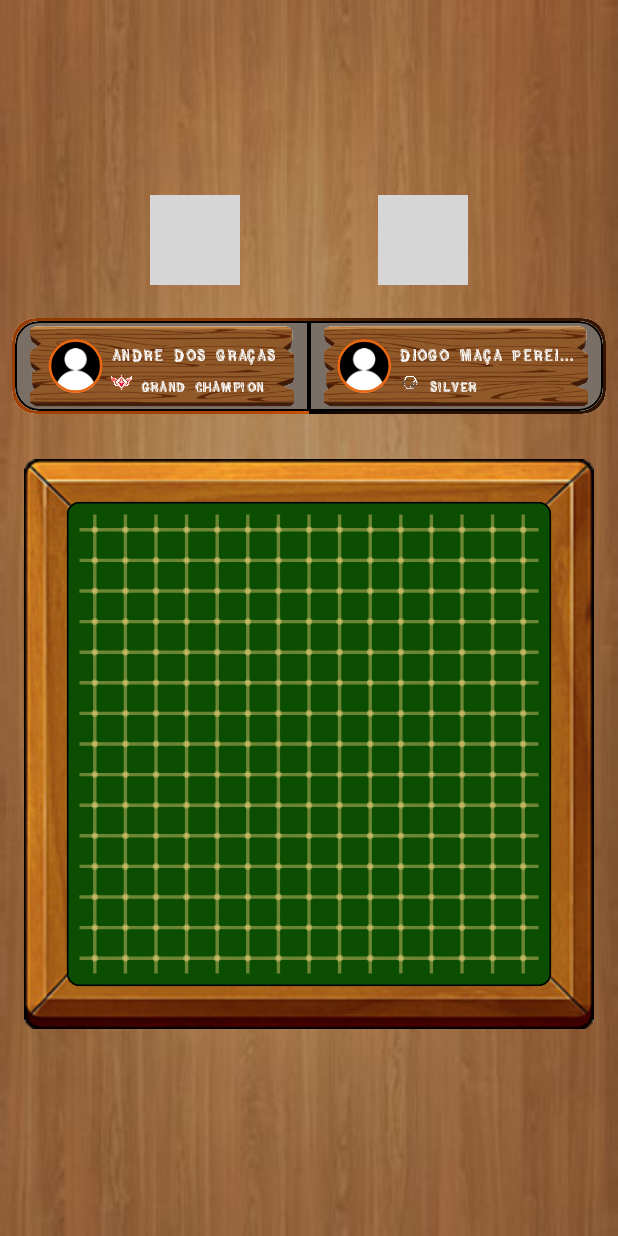
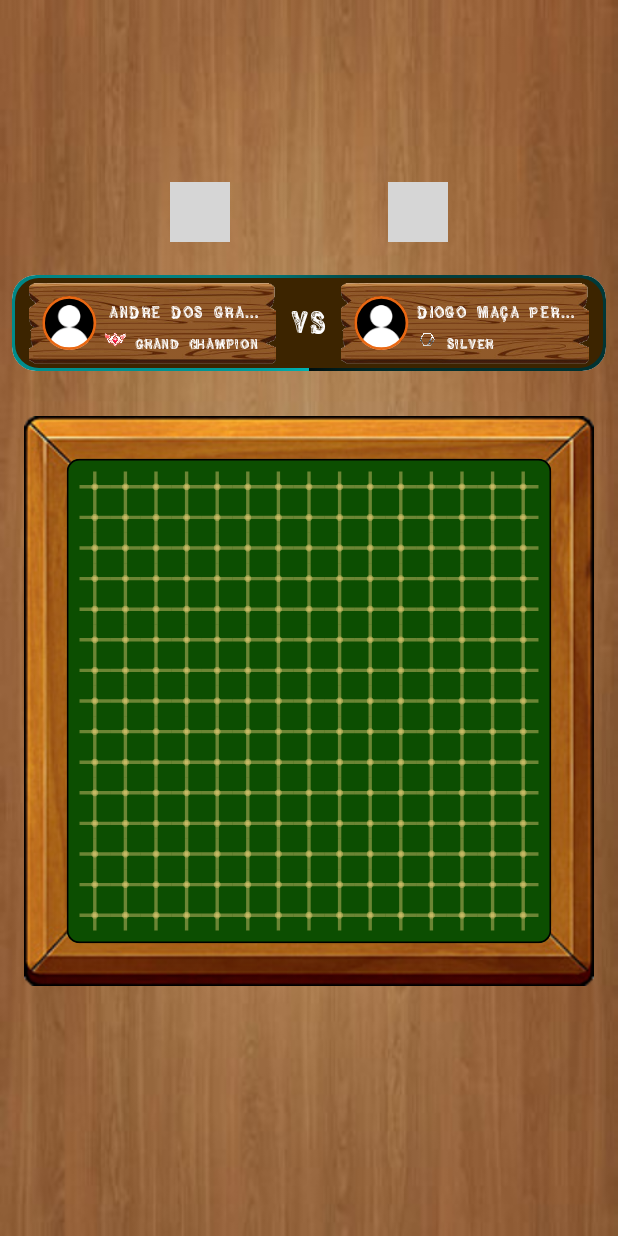
Before and after one commit to AndreGraca3/Gomoku-Royale-mobile, an Android app built with Jetpack Compose: the @Preview function MatchScreenPreview, on a phone screen of 412 x 824 dp. Run offline under Robolectric (Android 15) with nearby library versions, the phone set to English and light mode, and no system bars; grey boxes are pictures that could not be loaded.

Commit message:
Added AnimatedBorderCard and finished BoardView.

```diff
--- a/app/src/main/java/pt/isel/gomoku/ui/components/AnimatedBorderCard.kt
+++ b/app/src/main/java/pt/isel/gomoku/ui/components/AnimatedBorderCard.kt
@@ -1,45 +1,43 @@
 package pt.isel.gomoku.ui.components
 
+import androidx.compose.animation.animateColorAsState
 import androidx.compose.animation.core.LinearEasing
-import androidx.compose.animation.core.RepeatMode
-import androidx.compose.animation.core.animateFloat
 import androidx.compose.animation.core.animateFloatAsState
-import androidx.compose.animation.core.infiniteRepeatable
-import androidx.compose.animation.core.rememberInfiniteTransition
 import androidx.compose.animation.core.tween
-import androidx.compose.foundation.clickable
-import androidx.compose.foundation.layout.fillMaxWidth
 import androidx.compose.foundation.layout.padding
 import androidx.compose.foundation.shape.RoundedCornerShape
-import androidx.compose.material3.MaterialTheme
 import androidx.compose.material3.Surface
 import androidx.compose.runtime.Composable
 import androidx.compose.runtime.getValue
 import androidx.compose.ui.Modifier
 import androidx.compose.ui.draw.clip
 import androidx.compose.ui.draw.drawWithContent
-import androidx.compose.ui.geometry.Offset
 import androidx.compose.ui.graphics.BlendMode
 import androidx.compose.ui.graphics.Brush
 import androidx.compose.ui.graphics.Color
 import androidx.compose.ui.graphics.drawscope.rotate
 import androidx.compose.ui.unit.Dp
 import androidx.compose.ui.unit.dp
-import java.util.Collections.rotate
 
 @Composable
 fun AnimatedBorderCard(
     modifier: Modifier = Modifier,
     shape: RoundedCornerShape = RoundedCornerShape(size = 0.dp),
     borderWidth: Dp = 2.dp,
-    gradient: Brush = Brush.sweepGradient(
-        listOf(Color(204, 83, 3, 255), Color.Transparent)
-    ),
+    borderLeftColor: Color,
+    borderRightColor: Color = borderLeftColor,
+    backgroundColor: Color,
     animationDuration: Int = 300,
     isLeft: Boolean = true,
-    onCardClick: () -> Unit = {},
     content: @Composable () -> Unit
 ) {
+
+    val borderColor by animateColorAsState(
+        targetValue = if (isLeft) borderLeftColor else borderRightColor,
+        animationSpec = tween(durationMillis = animationDuration, easing = LinearEasing),
+        label = ""
+    )
+
     val degrees by animateFloatAsState(
         targetValue = if (isLeft) 90f else 270f,
         animationSpec = tween(durationMillis = animationDuration, easing = LinearEasing),
@@ -48,27 +46,33 @@ fun AnimatedBorderCard(
 
     Surface(
         modifier = modifier
-            .clip(shape)
-            .clickable { onCardClick() },
+            .clip(shape),
         shape = shape
     ) {
         Surface(
+            color = backgroundColor,
             modifier = Modifier
                 .padding(borderWidth)
                 .drawWithContent {
                     rotate(degrees = degrees) {
                         drawCircle(
-                            brush = gradient,
+                            brush = borderColor.getBrushGradient(),
                             radius = size.width,
                             blendMode = BlendMode.SrcIn,
                         )
                     }
                     drawContent()
                 },
-            color = MaterialTheme.colorScheme.surface,
             shape = shape
         ) {
             content()
         }
     }
 }
+
+fun Color.getBrushGradient() = Brush.sweepGradient(
+    listOf(
+        this.copy(alpha = .7F),
+        this.copy(alpha = .05F)
+    ),
+)
--- a/app/src/main/java/pt/isel/gomoku/ui/components/AnimatedImageButton.kt
+++ b/app/src/main/java/pt/isel/gomoku/ui/components/buttons/AnimatedImageButton.kt
@@ -1,4 +1,4 @@
-package pt.isel.gomoku.ui.components
+package pt.isel.gomoku.ui.components.buttons
 
 import androidx.compose.animation.core.animateFloatAsState
 import androidx.compose.animation.core.tween
--- a/app/src/main/java/pt/isel/gomoku/ui/components/RoundButton.kt
+++ b/app/src/main/java/pt/isel/gomoku/ui/components/buttons/RoundButton.kt
@@ -1,4 +1,4 @@
-package pt.isel.gomoku.ui.components
+package pt.isel.gomoku.ui.components.buttons
 
 import androidx.compose.material3.Button
 import androidx.compose.runtime.Composable
--- a/app/src/main/java/pt/isel/gomoku/ui/screens/home/MainActivity.kt
+++ b/app/src/main/java/pt/isel/gomoku/ui/screens/home/MainActivity.kt
@@ -3,21 +3,8 @@ package pt.isel.gomoku.ui.screens.home
 import android.os.Bundle
 import androidx.activity.ComponentActivity
 import androidx.activity.compose.setContent
-import androidx.activity.viewModels
-import androidx.compose.foundation.layout.Box
-import androidx.compose.foundation.layout.fillMaxSize
-import androidx.compose.runtime.getValue
-import androidx.compose.runtime.mutableStateOf
-import androidx.compose.runtime.remember
-import androidx.compose.ui.Alignment
-import androidx.compose.ui.Modifier
 import androidx.core.splashscreen.SplashScreen.Companion.installSplashScreen
-import pt.isel.gomoku.domain.Match
-import pt.isel.gomoku.domain.User
 import pt.isel.gomoku.ui.screens.match.MatchActivity
-import pt.isel.gomoku.ui.screens.match.MatchScreen
-import pt.isel.gomoku.ui.screens.match.MatchScreenViewModel
-import pt.isel.gomoku.ui.theme.GomokuTheme
 
 class MainActivity : ComponentActivity() {
     override fun onCreate(savedInstanceState: Bundle?) {
@@ -29,11 +16,10 @@ class MainActivity : ComponentActivity() {
             }
         }
         setContent {
-            /*MainScreen(
+            MainScreen(
                 onBackRequested = { finish() },
                 onMatchRequested = { MatchActivity.navigateTo(this) }
-            )*/
-            MatchScreen()
+            )
         }
     }
 }
--- a/app/src/main/java/pt/isel/gomoku/ui/screens/home/MainScreen.kt
+++ b/app/src/main/java/pt/isel/gomoku/ui/screens/home/MainScreen.kt
@@ -19,7 +19,7 @@ import androidx.compose.ui.graphics.graphicsLayer
 import androidx.compose.ui.platform.LocalContext
 import androidx.compose.ui.text.style.TextMotion
 import pt.isel.gomoku.R
-import pt.isel.gomoku.ui.components.RoundButton
+import pt.isel.gomoku.ui.components.buttons.RoundButton
 import pt.isel.gomoku.ui.theme.GomokuTheme
 import pt.isel.gomoku.utils.playSound
 
@@ -27,6 +27,10 @@ import pt.isel.gomoku.utils.playSound
 fun MainScreen(onBackRequested: () -> Unit = {}, onMatchRequested: () -> Unit = {}) {
 
     val ctx = LocalContext.current
+
+    /*LaunchedEffect(key1 = Unit) {
+    playSound(ctx, R.raw.background_music) // music stops after plays, why?
+    }*/
 
     val infiniteTransition = rememberInfiniteTransition(label = "infinite transition")
     val scale by infiniteTransition.animateFloat(
--- a/app/src/main/java/pt/isel/gomoku/ui/screens/match/MatchActivity.kt
+++ b/app/src/main/java/pt/isel/gomoku/ui/screens/match/MatchActivity.kt
@@ -6,8 +6,6 @@ import android.os.Bundle
 import androidx.activity.ComponentActivity
 import androidx.activity.compose.setContent
 import androidx.activity.viewModels
-import pt.isel.gomoku.R
-import pt.isel.gomoku.utils.playSound
 import pt.isel.gomoku.utils.viewModelInit
 
 class MatchActivity : ComponentActivity() {
--- a/app/src/main/java/pt/isel/gomoku/ui/screens/match/MatchScreen.kt
+++ b/app/src/main/java/pt/isel/gomoku/ui/screens/match/MatchScreen.kt
@@ -24,18 +24,18 @@ import pt.isel.gomoku.R
 import pt.isel.gomoku.domain.Match
 import pt.isel.gomoku.domain.User
 import pt.isel.gomoku.domain.board.BoardRun
-import pt.isel.gomoku.ui.components.AnimatedImageButton
+import pt.isel.gomoku.ui.components.buttons.AnimatedImageButton
 import pt.isel.gomoku.ui.screens.match.board.BoardView
 import pt.isel.gomoku.ui.screens.match.player.PlayerPlankRow
 import pt.isel.gomoku.ui.theme.GomokuTheme
 import pt.isel.gomoku.utils.playSound
 
 @Composable
-fun MatchScreen(onBackRequested: () -> Unit = {}) { // TODO: this will receive match object with view model
+fun MatchScreen(onBackRequested: () -> Unit = {}) {
 
     val ctx = LocalContext.current
 
-    // this will be moved to view model
+    // TODO: this will all be moved to activity, inside view model
     val users = listOf(
         User("Andre dos Graças", null, "Grand Champion"),
         User("Diogo Maça Pereira dos Santos", null, "Silver"),
@@ -54,10 +54,6 @@ fun MatchScreen(onBackRequested: () -> Unit = {}) { // TODO: this will receive m
         )
     }
 
-    /*LaunchedEffect(key1 = Unit) {
-        playSound(ctx, R.raw.background_music) // music stops after plays, why?
-    }*/
-
     GomokuTheme {
         Box(
             contentAlignment = Alignment.Center,
@@ -71,36 +67,18 @@ fun MatchScreen(onBackRequested: () -> Unit = {}) { // TODO: this will receive m
                 contentDescription = "Floor background"
             )
 
-            // TODO: move to MatchView.kt?
-            Column(
-                horizontalAlignment = Alignment.CenterHorizontally,
-                verticalArrangement = Arrangement.spacedBy(22.dp),
-                modifier = Modifier.padding(8.dp)
-            ) {
-
-                Row(
-                    horizontalArrangement = Arrangement.SpaceEvenly,
-                    modifier = Modifier.fillMaxWidth()
-                ) {
-                    AnimatedImageButton(R.drawable.home_button, 60.dp, onBackRequested)
-                    AnimatedImageButton(R.drawable.settings_button, 60.dp)
-                }
-
-                PlayerPlankRow(users, internalMatch.board.turn)
-
-                BoardView(internalMatch.board) { dot ->
+            MatchView(users, internalMatch, onBackRequested = onBackRequested, onCellClick = { dot ->
 
                 internalMatch = internalMatch.play(dot, internalMatch.board.turn)
 
                 if (internalMatch.board !is BoardRun) {
                     playSound(ctx, R.raw.place_piece_winner)
-                        return@BoardView
+                    return@MatchView
                 }
                 val sound =
                     if (Math.random() < 0.5) R.raw.place_piece_1 else R.raw.place_piece_2
                 playSound(ctx, sound)
-                }
-            }
+            })
         }
     }
 }
--- /dev/null
+++ b/app/src/main/java/pt/isel/gomoku/ui/screens/match/MatchView.kt
@@ -0,0 +1,48 @@
+package pt.isel.gomoku.ui.screens.match
+
+import androidx.compose.foundation.layout.Arrangement
+import androidx.compose.foundation.layout.Column
+import androidx.compose.foundation.layout.Row
+import androidx.compose.foundation.layout.Spacer
+import androidx.compose.foundation.layout.fillMaxWidth
+import androidx.compose.foundation.layout.padding
+import androidx.compose.runtime.Composable
+import androidx.compose.ui.Alignment
+import androidx.compose.ui.Modifier
+import androidx.compose.ui.unit.dp
+import pt.isel.gomoku.R
+import pt.isel.gomoku.domain.Dot
+import pt.isel.gomoku.domain.Match
+import pt.isel.gomoku.domain.User
+import pt.isel.gomoku.ui.components.buttons.AnimatedImageButton
+import pt.isel.gomoku.ui.screens.match.board.BoardView
+import pt.isel.gomoku.ui.screens.match.player.PlayerPlankRow
+
+@Composable
+fun MatchView(
+    users: List<User>,
+    match: Match,
+    onCellClick: (Dot) -> Unit,
+    onBackRequested: () -> Unit = {},
+) {
+    Column(
+        horizontalAlignment = Alignment.CenterHorizontally,
+        verticalArrangement = Arrangement.spacedBy(22.dp),
+        modifier = Modifier.padding(8.dp)
+    ) {
+
+        Row(
+            horizontalArrangement = Arrangement.SpaceEvenly,
+            modifier = Modifier.fillMaxWidth()
+        ) {
+            AnimatedImageButton(R.drawable.home_button, 40.dp, onBackRequested)
+            AnimatedImageButton(R.drawable.settings_button, 40.dp)
+        }
+
+        PlayerPlankRow(users, match.board.turn)
+
+        BoardView(match.board, onCellClick)
+
+        Spacer(modifier = Modifier.padding(8.dp))
+    }
+}
--- a/app/src/main/java/pt/isel/gomoku/ui/screens/match/board/BoardView.kt
+++ b/app/src/main/java/pt/isel/gomoku/ui/screens/match/board/BoardView.kt
@@ -3,7 +3,6 @@ package pt.isel.gomoku.ui.screens.match.board
 import android.util.Log
 import androidx.compose.foundation.Image
 import androidx.compose.foundation.layout.Box
-import androidx.compose.foundation.layout.Row
 import androidx.compose.foundation.layout.aspectRatio
 import androidx.compose.foundation.layout.fillMaxSize
 import androidx.compose.foundation.layout.padding
@@ -26,7 +25,7 @@ import pt.isel.gomoku.ui.screens.match.board.grid.GridView
 import pt.isel.gomoku.utils.playSound
 
 @Composable
-fun BoardView(board: Board, onDotClick: (Dot) -> Unit) {
+fun BoardView(board: Board, onCellClick: (Dot) -> Unit) {
 
     val ctx = LocalContext.current
     var selector by remember { mutableStateOf<Dot?>(null) }
@@ -54,7 +53,7 @@ fun BoardView(board: Board, onDotClick: (Dot) -> Unit) {
                 playSound(ctx, R.raw.selector)
                 return@GridView
             }
-            onDotClick(dot)
+            onCellClick(dot)
             selector = null
         }
     }
@@ -65,6 +64,6 @@ fun BoardView(board: Board, onDotClick: (Dot) -> Unit) {
 fun BoardViewPreview() {
     BoardView(
         board = BoardRun(15),
-        onDotClick = {}
+        onCellClick = {}
     )
 }
--- a/app/src/main/java/pt/isel/gomoku/ui/screens/match/board/grid/GridView.kt
+++ b/app/src/main/java/pt/isel/gomoku/ui/screens/match/board/grid/GridView.kt
@@ -10,7 +10,6 @@ import androidx.compose.foundation.shape.RoundedCornerShape
 import androidx.compose.runtime.Composable
 import androidx.compose.ui.Modifier
 import androidx.compose.ui.draw.clip
-import androidx.compose.ui.draw.clipToBounds
 import androidx.compose.ui.draw.scale
 import androidx.compose.ui.graphics.Color
 import androidx.compose.ui.unit.dp
@@ -18,7 +17,7 @@ import pt.isel.gomoku.domain.board.Board
 import pt.isel.gomoku.domain.Dot
 
 @Composable
-fun GridView(board: Board, selector: Dot?, onDotClick: (Dot) -> Unit) {
+fun GridView(board: Board, selector: Dot?, onCellClick: (Dot) -> Unit) {
 
     val shape = RoundedCornerShape(10.dp)
 
@@ -38,7 +37,7 @@ fun GridView(board: Board, selector: Dot?, onDotClick: (Dot) -> Unit) {
                     idx % board.size
                 )
                 val stone = board.getStoneOrNull(dot)
-                Cell(stone, isSelected = selector == dot) { onDotClick(dot) }
+                Cell(stone, isSelected = selector == dot) { onCellClick(dot) }
             }
         }
     )
--- a/app/src/main/java/pt/isel/gomoku/ui/screens/match/player/PlayerDetails.kt
+++ b/app/src/main/java/pt/isel/gomoku/ui/screens/match/player/PlayerDetails.kt
@@ -4,17 +4,13 @@ import androidx.compose.foundation.Image
 import androidx.compose.foundation.layout.Arrangement
 import androidx.compose.foundation.layout.Column
 import androidx.compose.foundation.layout.Row
-import androidx.compose.foundation.layout.size
 import androidx.compose.runtime.Composable
 import androidx.compose.ui.Alignment
-import androidx.compose.ui.Modifier
 import androidx.compose.ui.layout.ContentScale
-import androidx.compose.ui.platform.LocalContext
 import androidx.compose.ui.res.painterResource
 import androidx.compose.ui.unit.dp
 import androidx.compose.ui.unit.sp
 import pt.isel.gomoku.domain.User
-import pt.isel.gomoku.ui.components.CircularImage
 import pt.isel.gomoku.ui.components.ElipsedText
 import pt.isel.gomoku.utils.getRankIconByName
 
--- a/app/src/main/java/pt/isel/gomoku/ui/screens/match/player/PlayerPlankRow.kt
+++ b/app/src/main/java/pt/isel/gomoku/ui/screens/match/player/PlayerPlankRow.kt
@@ -1,30 +1,33 @@
 package pt.isel.gomoku.ui.screens.match.player
 
-import androidx.compose.foundation.background
-import androidx.compose.foundation.border
 import androidx.compose.foundation.layout.Arrangement
 import androidx.compose.foundation.layout.Row
 import androidx.compose.foundation.layout.fillMaxWidth
 import androidx.compose.foundation.layout.height
 import androidx.compose.foundation.shape.RoundedCornerShape
-import androidx.compose.material3.Text
 import androidx.compose.runtime.Composable
 import androidx.compose.ui.Alignment
 import androidx.compose.ui.Modifier
 import androidx.compose.ui.draw.clip
-import androidx.compose.ui.draw.drawBehind
-import androidx.compose.ui.geometry.Offset
 import androidx.compose.ui.graphics.Color
 import androidx.compose.ui.unit.dp
+import androidx.compose.ui.unit.sp
 import pt.isel.gomoku.domain.Player
 import pt.isel.gomoku.domain.User
 import pt.isel.gomoku.ui.components.AnimatedBorderCard
+import pt.isel.gomoku.ui.components.ElipsedText
 
 @Composable
 fun PlayerPlankRow(users: List<User>, turn: Player) {
     val shape = RoundedCornerShape(16.dp)
 
-    AnimatedBorderCard(isLeft = (turn == Player.BLACK), shape = shape) {
+    AnimatedBorderCard(
+        isLeft = (turn == Player.BLACK), // TODO: make player left be the one that is playing
+        shape = shape,
+        borderLeftColor = Color.Cyan,
+        borderRightColor = Color.Red,
+        backgroundColor = Color(60, 36, 0, 255)
+    ) {
         Row(
             verticalAlignment = Alignment.CenterVertically,
             horizontalArrangement = Arrangement.SpaceEvenly,
@@ -32,19 +35,12 @@ fun PlayerPlankRow(users: List<User>, turn: Player) {
                 .fillMaxWidth()
                 .height(60.dp)
                 .clip(shape)
-                .background(Color(36, 20, 0, 255).copy(alpha = 0.6F))
-                .border(1.dp, Color.Black, shape)
-                .drawBehind {
-                    drawLine(
-                        color = Color.Black,
-                        start = Offset(x = size.width / 2F, y = size.height),
-                        end = Offset(x = size.width / 2F, y = 0F),
-                        strokeWidth = 4F
-                    )
-                }
         ) {
             for (i in users.indices) {
                 this.PlayerPlank(users[i])
+                if (i < users.size - 1) {
+                    ElipsedText(text = "VS", fontSize = 20.sp)
+                }
             }
         }
     }
```
Lines whose indentation alone changed are shown as unchanged.
